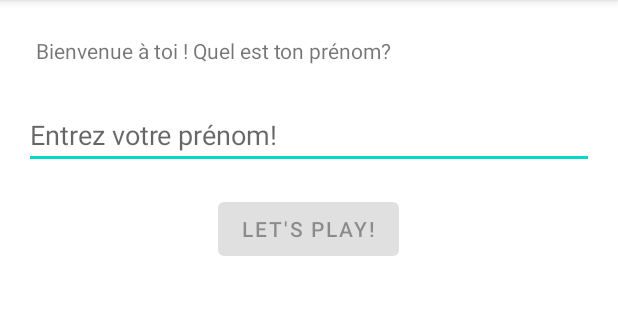
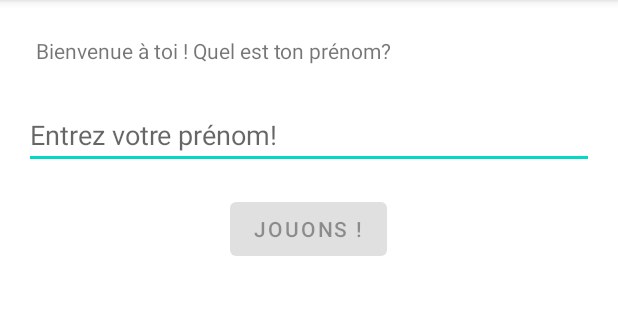
Before and after one commit to Luca5-Brz/TestAndroid, an Android app: the screen it shows after launch (MainActivity), on a phone screen of 412 x 824 dp, the part 84-404 px from its top. Run offline under Robolectric (Android 15) with nearby library versions, the phone set to English and light mode, and no system bars.

Commit message:
test transfer vers mon portable

```diff
--- a/app/src/main/java/com/lucas/testandroid/controller/MainActivity.java
+++ b/app/src/main/java/com/lucas/testandroid/controller/MainActivity.java
@@ -60,6 +60,7 @@ public class MainActivity extends AppCompatActivity {
             }
         });
 
+        //noinspection Convert2Lambda
         mPlayButton.setOnClickListener(new View.OnClickListener() {
             @Override
             public void onClick(View v){
--- a/app/src/main/res/layout/activity_main.xml
+++ b/app/src/main/res/layout/activity_main.xml
@@ -29,7 +29,7 @@
         android:layout_height="wrap_content"
         android:layout_margin="16dp"
         android:layout_gravity="center_horizontal"
-        android:text="Let's play!"
+        android:text="Jouons !"
         />
 
 </LinearLayout>
```
